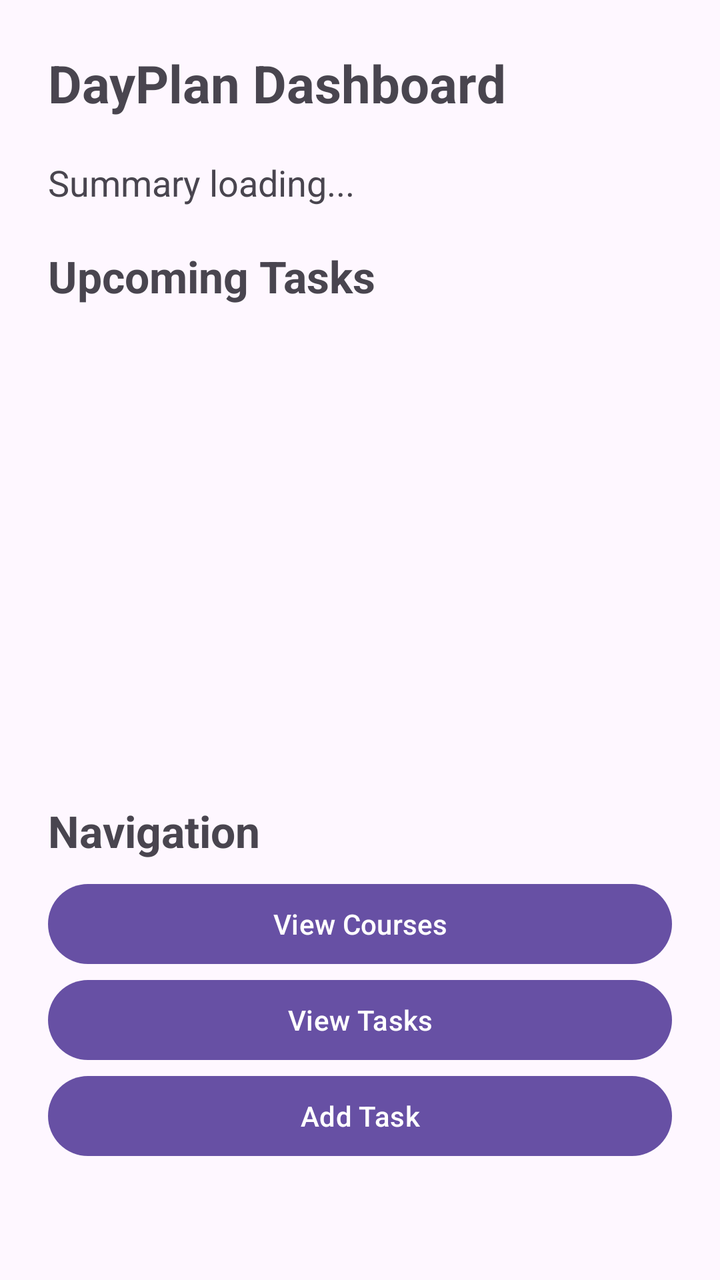
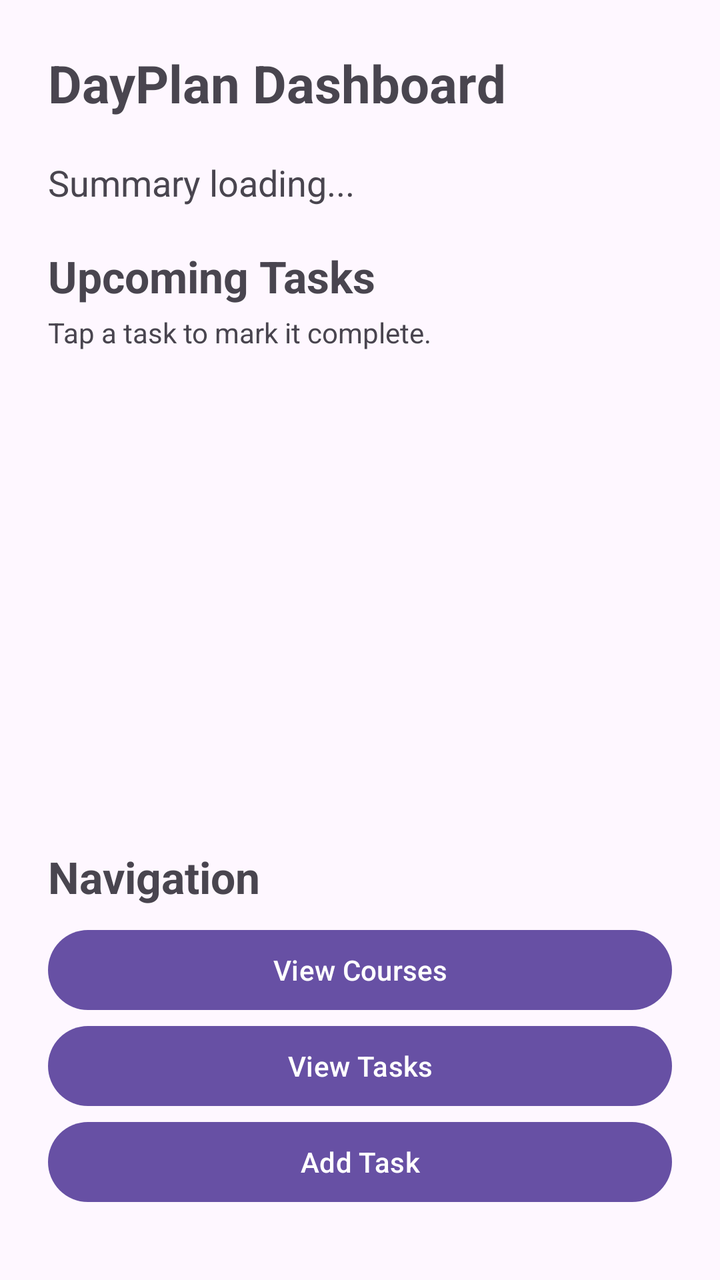

The first picture is an Android layout as it rendered before a commit; the second is the same layout after the commit. The layout source and the unified diff follow.
<!-- AndroidManifest.xml: application theme Theme.DayPlan -->
<!-- res/layout/activity_dashboard.xml -->
<?xml version="1.0" encoding="utf-8"?>
<ScrollView 
    xmlns:android="http://schemas.android.com/apk/res/android"
    android:layout_width="match_parent"
    android:layout_height="match_parent">

    <LinearLayout
        android:orientation="vertical"
        android:padding="24dp"
        android:layout_width="match_parent"
        android:layout_height="wrap_content">

        <TextView
            android:text="DayPlan Dashboard"
            android:textSize="26sp"
            android:textStyle="bold"
            android:layout_marginBottom="20dp"
            android:layout_width="wrap_content"
            android:layout_height="wrap_content" />

        <TextView
            android:id="@+id/summaryTextView"
            android:text="Summary loading..."
            android:textSize="18sp"
            android:layout_marginBottom="20dp"
            android:layout_width="match_parent"
            android:layout_height="wrap_content" />

        <TextView
            android:text="Upcoming Tasks"
            android:textSize="22sp"
            android:textStyle="bold"
            android:layout_marginBottom="8dp"
            android:layout_width="wrap_content"
            android:layout_height="wrap_content" />

        <ListView
            android:id="@+id/upcomingTaskListView"
            android:layout_width="match_parent"
            android:layout_height="220dp" />

        <TextView
            android:text="Navigation"
            android:textSize="22sp"
            android:textStyle="bold"
            android:layout_marginTop="20dp"
            android:layout_marginBottom="8dp"
            android:layout_width="wrap_content"
            android:layout_height="wrap_content" />

        <Button
            android:id="@+id/viewCoursesButton"
            android:text="View Courses"
            android:layout_width="match_parent"
            android:layout_height="wrap_content" />

        <Button
            android:id="@+id/viewTasksButton"
            android:text="View Tasks"
            android:layout_width="match_parent"
            android:layout_height="wrap_content" />

        <Button
            android:id="@+id/addTaskButton"
            android:text="Add Task"
            android:layout_width="match_parent"
            android:layout_height="wrap_content" />

    </LinearLayout>
</ScrollView>
<!-- resources referenced by this layout -->
<resources>
  <style name="Theme.DayPlan" parent="Base.Theme.DayPlan" />
  <style name="Base.Theme.DayPlan" parent="Theme.Material3.DayNight.NoActionBar">
          
          
      </style>
</resources>

<!-- the commit's change to res/layout/activity_dashboard.xml (unified diff, before → after) -->
@@ -26,13 +26,20 @@
             android:layout_width="match_parent"
             android:layout_height="wrap_content" />
 
-        <TextView
-            android:text="Upcoming Tasks"
-            android:textSize="22sp"
-            android:textStyle="bold"
-            android:layout_marginBottom="8dp"
-            android:layout_width="wrap_content"
-            android:layout_height="wrap_content" />
+		<TextView
+			android:text="Upcoming Tasks"
+			android:textSize="22sp"
+			android:textStyle="bold"
+			android:layout_marginBottom="4dp"
+			android:layout_width="wrap_content"
+			android:layout_height="wrap_content" />
+
+		<TextView
+			android:text="Tap a task to mark it complete."
+			android:textSize="14sp"
+			android:layout_marginBottom="8dp"
+			android:layout_width="wrap_content"
+			android:layout_height="wrap_content" />
 
         <ListView
             android:id="@+id/upcomingTaskListView"
